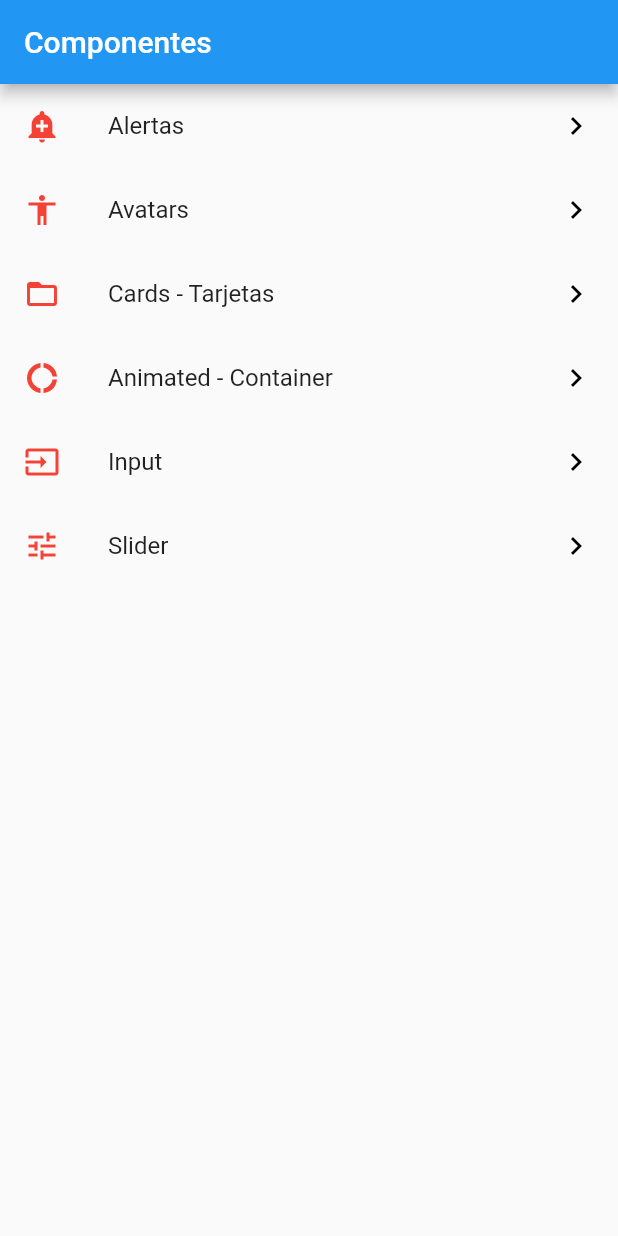
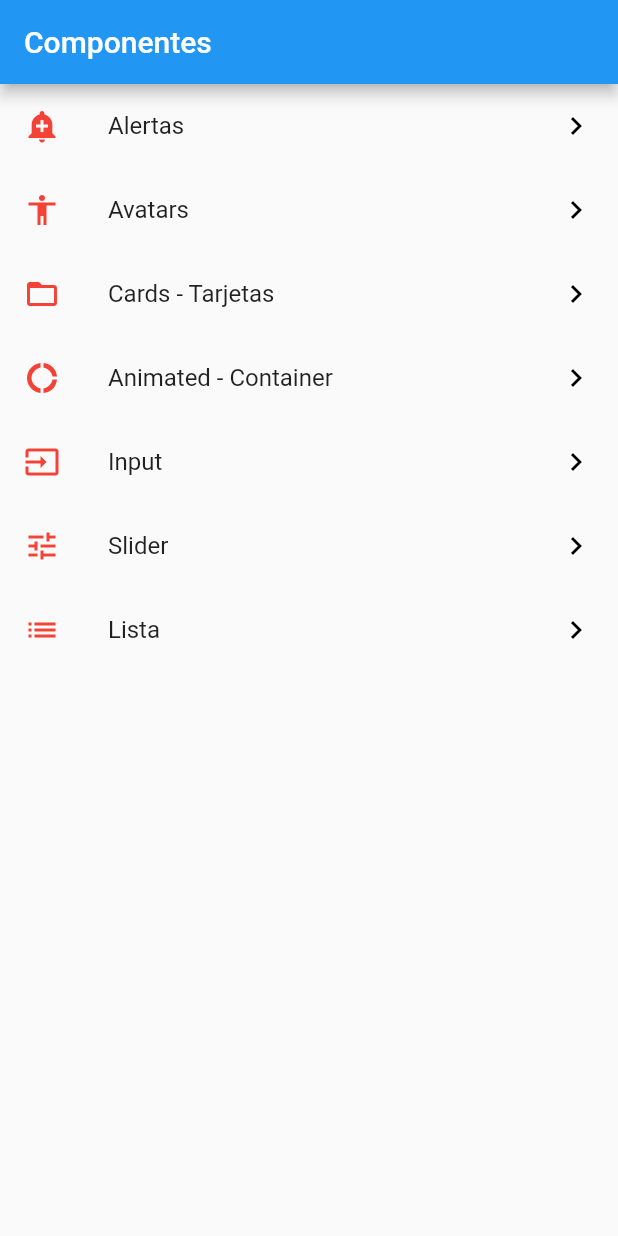
Before and after one commit to eigan97/flutter_components, a Flutter app: the screen it shows after launch, on a phone screen of 412 x 824 dp. Run offline on Flutter 3.47's test engine with Material 2 defaults, Android fonts, the phone set to English and light mode, and no system bars; missing offline and left inert: dart:ffi.

Commit message:
ListView Build para cuando no sabemos la cantidad de elementos que tenemos

```diff
--- a/flutter_components/data/menu_opts.json
+++ b/flutter_components/data/menu_opts.json
@@ -30,6 +30,11 @@
             "ruta" : "slider",
             "icon" : "tune",
             "texto": "Slider"
+        },
+        {
+            "ruta" : "lista",
+            "icon" : "lista",
+            "texto": "Lista"
         }
     ]
 }
--- a/flutter_components/lib/src/pages/cards_page.dart
+++ b/flutter_components/lib/src/pages/cards_page.dart
@@ -97,5 +97,3 @@ class CardsPage extends StatelessWidget {
         ));
   }
 }
-
-class EdgesInsets {}
--- a/flutter_components/lib/src/pages/slider_page.dart
+++ b/flutter_components/lib/src/pages/slider_page.dart
@@ -85,7 +85,10 @@ class _SliderPageState extends State<SliderPage> {
   Widget _createSlider() {
     return SwitchListTile(
       title: Text('Bloquear sllider'),
-      secondary: Icon(_icon),
+      secondary: Icon(
+        _icon,
+        color: Colors.blue,
+      ),
       value: _bloquearCheck,
       onChanged: (value) {
         setState(() {
--- a/flutter_components/lib/src/routes/routes.dart
+++ b/flutter_components/lib/src/routes/routes.dart
@@ -6,6 +6,7 @@ import 'package:flutter_components/src/pages/avatar_page.dart';
 import 'package:flutter_components/src/pages/cards_page.dart';
 import 'package:flutter_components/src/pages/home_page.dart';
 import 'package:flutter_components/src/pages/input_page.dart';
+import 'package:flutter_components/src/pages/listView_page.dart';
 import 'package:flutter_components/src/pages/slider_page.dart';
 
 Map<String, WidgetBuilder> getApplicationRoutes() {
@@ -16,6 +17,7 @@ Map<String, WidgetBuilder> getApplicationRoutes() {
     '/card': (BuildContext context) => CardsPage(),
     '/animatedContainer': (BuildContext context) => AnimatedContainerPage(),
     '/input': (BuildContext context) => InputPage(),
-    '/slider': (BuildContext context) => SliderPage()
+    '/slider': (BuildContext context) => SliderPage(),
+    '/lista': (BuildContext context) => ListViewPage()
   };
 }
--- a/flutter_components/lib/src/utils/icono_string_util.dart
+++ b/flutter_components/lib/src/utils/icono_string_util.dart
@@ -6,7 +6,8 @@ final _icons = <String, IconData>{
   'folder_open': Icons.folder_open,
   'donut_large': Icons.donut_large,
   'input': Icons.input,
-  'tune': Icons.tune
+  'tune': Icons.tune,
+  'lista': Icons.list
 };
 
 Icon getIcon(String nombreIcono) {
```
Also changed, not shown: flutter_components/lib/src/pages/listView_page.dart (added, +32 -0 lines).
